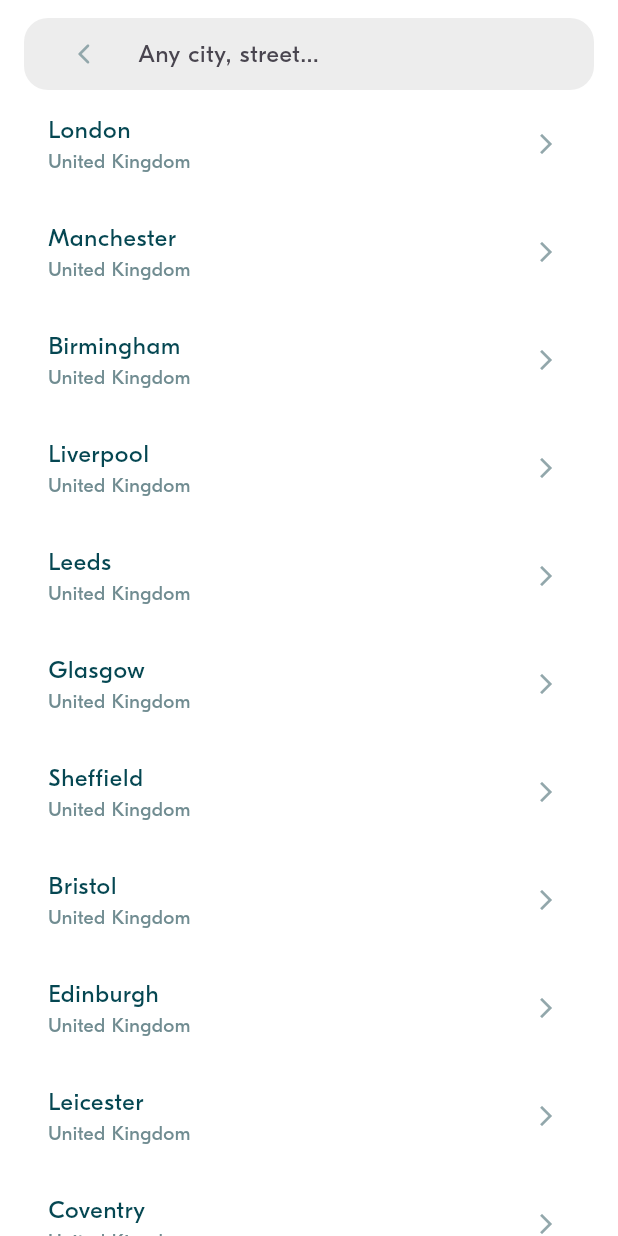
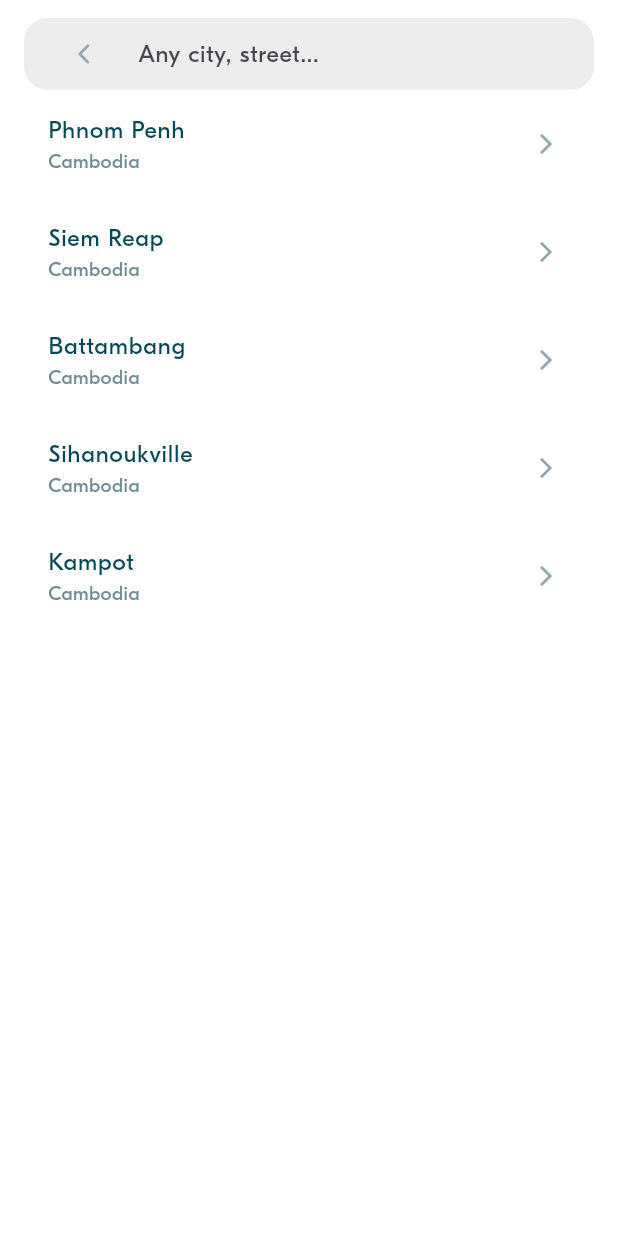
Before and after one commit to KimsokhomZz/FLUTTER-TERM-2, a Flutter app: the screen it shows after launch, after a tap on "Leaving from", on a phone screen of 412 x 824 dp. Run offline on Flutter 3.47's test engine with Material 3 defaults, Android fonts, the phone set to English and light mode, and no system bars; project files that could hold a hidden picture were left out.

Commit message:
Complete: BLA-101  Refactor Location Service

```diff
--- a/lib/main.dart
+++ b/lib/main.dart
@@ -1,4 +1,6 @@
 import 'package:flutter/material.dart';
+import 'package:flutter_workspace_term2/repository/locations_repository.dart';
+import 'package:flutter_workspace_term2/repository/mock/mock_locations_repository.dart';
 import 'package:flutter_workspace_term2/repository/mock/mock_ride_preferences_repository.dart';
 import 'screens/ride_pref/ride_pref_screen.dart';
 import 'service/ride_prefs_service.dart';
@@ -8,20 +10,22 @@ void main() {
 
   // 1 - Initialize the services
   RidePrefService.initialize(MockRidePreferencesRepository());
+  final LocationsRepository repository = MockLocationsRepository();
 
   // 2- Run the UI
-  runApp(const MyApp());
+  runApp(MyApp(repository: repository));
 }
 
 class MyApp extends StatelessWidget {
-  const MyApp({super.key});
+  final LocationsRepository repository;
+  const MyApp({super.key, required this.repository});
 
   @override
   Widget build(BuildContext context) {
     return MaterialApp(
       debugShowCheckedModeBanner: false,
       theme: appTheme,
-      home: Scaffold(body: RidePrefScreen()),
+      home: Scaffold(body: RidePrefScreen(repository: repository)),
     );
   }
 }
--- a/lib/model/ride/locations.dart
+++ b/lib/model/ride/locations.dart
@@ -4,7 +4,8 @@
 enum Country {
   france('France'),
   uk('United Kingdom'),
-  spain('Spain');
+  spain('Spain'),
+  cambodia('Cambodia');
 
   final String name;
 
@@ -20,7 +21,7 @@ class Location {
 
   const Location({required this.name, required this.country});
 
-    // Copy constructor
+  // Copy constructor
   Location.copy(Location other)
       : name = other.name,
         country = other.country;
--- /dev/null
+++ b/lib/repository/locations_repository.dart
@@ -0,0 +1,5 @@
+import 'package:flutter_workspace_term2/model/ride/locations.dart';
+
+abstract class LocationsRepository {
+  List<Location> getLocations();
+}
--- /dev/null
+++ b/lib/repository/mock/mock_locations_repository.dart
@@ -0,0 +1,17 @@
+import 'package:flutter_workspace_term2/model/ride/locations.dart';
+import 'package:flutter_workspace_term2/repository/locations_repository.dart';
+
+class MockLocationsRepository extends LocationsRepository {
+  final List<Location> _locations = [
+    Location(name: 'Phnom Penh', country: Country.cambodia),
+    Location(name: 'Siem Reap', country: Country.cambodia),
+    Location(name: 'Battambang', country: Country.cambodia),
+    Location(name: 'Sihanoukville', country: Country.cambodia),
+    Location(name: 'Kampot', country: Country.cambodia),
+  ];
+
+  @override
+  List<Location> getLocations() {
+    return _locations;
+  }
+}
--- a/lib/screens/ride_pref/ride_pref_screen.dart
+++ b/lib/screens/ride_pref/ride_pref_screen.dart
@@ -1,4 +1,5 @@
 import 'package:flutter/material.dart';
+import 'package:flutter_workspace_term2/repository/locations_repository.dart';
 import 'package:flutter_workspace_term2/screens/ride/ride_screen.dart';
 import 'package:flutter_workspace_term2/utils/animations_util.dart';
 
@@ -17,7 +18,8 @@ const String blablaHomeImagePath = 'assets/images/blabla_home.png';
 /// - Or select a last entered ride preferences and launch a search on it
 ///
 class RidePrefScreen extends StatefulWidget {
-  const RidePrefScreen({super.key});
+  final LocationsRepository repository;
+  const RidePrefScreen({super.key, required this.repository});
 
   @override
   State<RidePrefScreen> createState() => _RidePrefScreenState();
@@ -51,7 +53,6 @@ class _RidePrefScreenState extends State<RidePrefScreen> {
         // 2 - Foreground content
         Column(
           children: [
-            // SizedBox(height: 16),
             SizedBox(height: BlaSpacings.m),
             Text(
               "Your pick of rides at low price",
@@ -74,6 +75,7 @@ class _RidePrefScreenState extends State<RidePrefScreen> {
                   RidePrefForm(
                     initialPreference: currentRidePreference,
                     onSubmit: onRidePrefSelected,
+                    repository: widget.repository,
                   ),
                   SizedBox(height: BlaSpacings.m),
 
--- a/lib/widgets/inputs/bla_location_picker.dart
+++ b/lib/widgets/inputs/bla_location_picker.dart
@@ -1,7 +1,6 @@
 import 'package:flutter/material.dart';
 import 'package:flutter_workspace_term2/model/ride/locations.dart';
-
-import '../../service/locations_service.dart';
+import 'package:flutter_workspace_term2/repository/locations_repository.dart';
 import '../../theme/theme.dart';
 
 ///
@@ -9,17 +8,20 @@ import '../../theme/theme.dart';
 ///
 class BlaLocationPicker extends StatefulWidget {
   final Location?
-      initLocation; // The picker can be triguer with an existing location name
+      initLocation; // The picker can be triguer with an existing location
+  final LocationsRepository repository;
 
-  const BlaLocationPicker({super.key, this.initLocation});
+  const BlaLocationPicker(
+      {super.key, this.initLocation, required this.repository});
 
   @override
   State<BlaLocationPicker> createState() => _BlaLocationPickerState();
 }
 
 class _BlaLocationPickerState extends State<BlaLocationPicker> {
-  // List<Location> filteredLocations = [];
-  List<Location> filteredLocations = LocationsService.availableLocations;
+  List<Location> filteredLocations = []; // location in filting
+  List<Location> availableLocations = []; // location data get from repository
+  // List<Location> filteredLocations = LocationsService.availableLocations;
 
   // ----------------------------------
   // Initialize the Form attributes
@@ -28,7 +30,11 @@ class _BlaLocationPickerState extends State<BlaLocationPicker> {
   @override
   void initState() {
     super.initState();
+    // 1- Initial filteredLocations with data from repository
+    availableLocations = widget.repository.getLocations();
+    filteredLocations = availableLocations;
 
+    // 2- if the initLocation is provided then show location name in the filter
     if (widget.initLocation != null) {
       filteredLocations = getLocationsFor(widget.initLocation!.name);
     }
@@ -47,6 +53,9 @@ class _BlaLocationPickerState extends State<BlaLocationPicker> {
 
     if (searchText.isNotEmpty) {
       newSelection = getLocationsFor(searchText);
+    } else {
+      newSelection =
+          availableLocations; // display all available location if users haven't search anything
     }
 
     setState(() {
@@ -54,17 +63,13 @@ class _BlaLocationPickerState extends State<BlaLocationPicker> {
     });
   }
 
-  // List<Location> getLocationsFor(String text) {
-  //   return LocationsService.availableLocations
-  //       .where((location) =>
-  //           location.name.toUpperCase().contains(text.toUpperCase()))
-  //       .toList();
-  // }
   List<Location> getLocationsFor(String text) {
     final query = text.trim().toLowerCase();
-    return LocationsService.availableLocations
-        .where((location) =>
-            location.name.toLowerCase().contains(query))
+    // return LocationsService.availableLocations
+    //     .where((location) => location.name.toLowerCase().contains(query))
+    //     .toList();
+    return availableLocations
+        .where((location) => location.name.toLowerCase().contains(query))
         .toList();
   }
 
@@ -84,10 +89,13 @@ class _BlaLocationPickerState extends State<BlaLocationPicker> {
 
           Expanded(
             child: filteredLocations.isEmpty
-            ? Center(child: Text(
+                ? Center(
+                    child: Text(
                       'No results found',
-              style: BlaTextStyles.body.copyWith(color: BlaColors.textLight),
-            ),)
+                      style: BlaTextStyles.body
+                          .copyWith(color: BlaColors.textLight),
+                    ),
+                  )
                 : ListView.builder(
                     itemCount: filteredLocations.length,
                     itemBuilder: (ctx, index) => LocationTile(
```
Also changed, not shown: lib/screens/ride_pref/widgets/ride_pref_form.dart (+10 -3 lines). Lines whose indentation alone changed are shown as unchanged.
